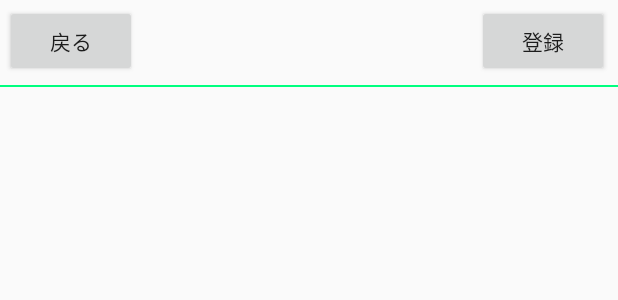
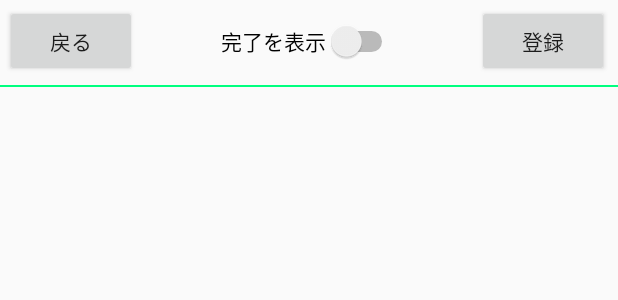
Before and after one commit to ryo-hoshi/TodoSupportLady, an Android app: the layout fragment_todo_list.xml on its own in the app's theme, with its tools: preview values and no code run, on a phone screen of 412 x 824 dp. Shown: the top 300 px of the screen. Run offline under Robolectric (Android 15) with nearby library versions, the phone set to English and light mode, and no system bars.

Commit message:
modify Issues#23

```diff
--- a/app/src/main/java/apl/r_m_unt/todosupportlady/todo/TodoDataBaseHelper.java
+++ b/app/src/main/java/apl/r_m_unt/todosupportlady/todo/TodoDataBaseHelper.java
@@ -63,7 +63,7 @@ public class TodoDataBaseHelper extends SQLiteOpenHelper {
                 .append(" FROM ")
                 .append(TABLE_TODO)
                 .append(" WHERE ")
-                .append(COLUMN_IS_COMPLETE).append(EQUAL).append(TodoInfo.CompleteStatus.NotComplete.getInt())
+                .append(COLUMN_IS_COMPLETE).append(EQUAL).append("?")
                 .append(AND).append(COLUMN_IS_DELETE).append(EQUAL).append(TodoInfo.DeleteStatus.NotDelete.getInt());
         return sb.toString();
     }
--- a/app/src/main/java/apl/r_m_unt/todosupportlady/todo/TodoModel.java
+++ b/app/src/main/java/apl/r_m_unt/todosupportlady/todo/TodoModel.java
@@ -22,14 +22,14 @@ public class TodoModel {
         todoDataBaseHelper = new TodoDataBaseHelper(context);
     }
 
-    public List<TodoInfo> getTodoInfo(){
+    public List<TodoInfo> getTodoInfo(int completeStatus){
 
         List<TodoInfo> todoInfoList = new ArrayList<>();
 
         // 読み込み用としてDBを取得
         SQLiteDatabase db = todoDataBaseHelper.getReadableDatabase();
         try {
-            Cursor cursor = db.rawQuery(todoDataBaseHelper.selectInCompleteTodoSql(), new String[]{});
+            Cursor cursor = db.rawQuery(todoDataBaseHelper.selectInCompleteTodoSql(), new String[]{String.valueOf(completeStatus)});
 
             // 参照先を一番始めに
             boolean isEof = cursor.moveToFirst();
--- a/app/src/main/res/layout/fragment_todo_list.xml
+++ b/app/src/main/res/layout/fragment_todo_list.xml
@@ -1,5 +1,6 @@
 <?xml version="1.0" encoding="utf-8"?>
 <LinearLayout xmlns:android="http://schemas.android.com/apk/res/android"
+    xmlns:tools="http://schemas.android.com/tools"
     android:layout_width="match_parent"
     android:layout_height="match_parent"
     android:orientation="vertical">
@@ -15,6 +16,22 @@
             android:layout_width="wrap_content"
             android:layout_height="wrap_content"
             android:text="@string/todo_list_back" />
+        <View
+            android:layout_width="0dp"
+            android:layout_height="1dp"
+            android:layout_weight="1" />
+
+        <Switch
+            android:id="@+id/switch_complete_show"
+            android:layout_width="wrap_content"
+            android:layout_height="wrap_content"
+            android:layout_weight="0.35"
+            android:layout_marginRight="10dp"
+            android:checked="false"
+            android:switchMinWidth="@dimen/activity_horizontal_margin"
+            android:text="@string/todo_list_complete_show"
+            android:textAlignment="textEnd" />
+
         <View
             android:layout_width="0dp"
             android:layout_height="1dp"
--- a/app/src/main/res/values/strings.xml
+++ b/app/src/main/res/values/strings.xml
@@ -7,6 +7,7 @@
     <string name="todo_list_back">戻る</string>
     <string name="todo_list_add">登録</string>
     <string name="todo_list_complete">完了</string>
+    <string name="todo_list_complete_show">完了を表示</string>
 
     <string name="todo_detail_toolbar">TODO設定</string>
     <string name="todo_detail">TODO設定</string>
```
Also changed, not shown: app/src/main/java/apl/r_m_unt/todosupportlady/todo/TodoDetailFragment.java (+19 -1 lines), app/src/main/java/apl/r_m_unt/todosupportlady/todo/TodoListFragment.java (+47 -9 lines).
